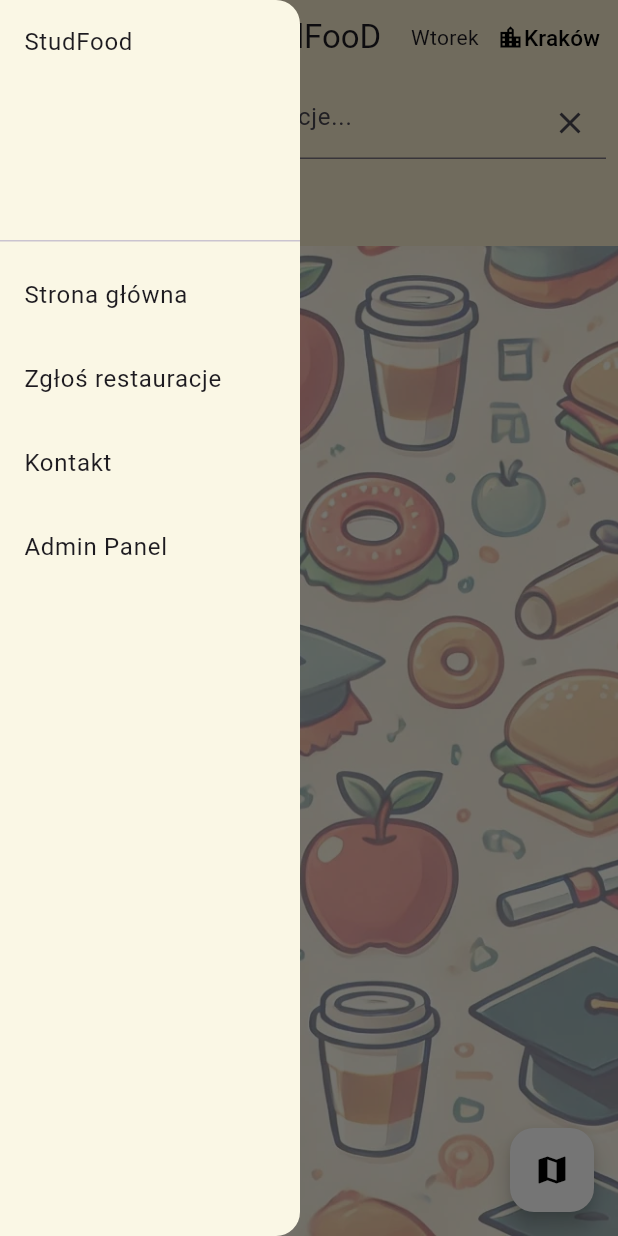
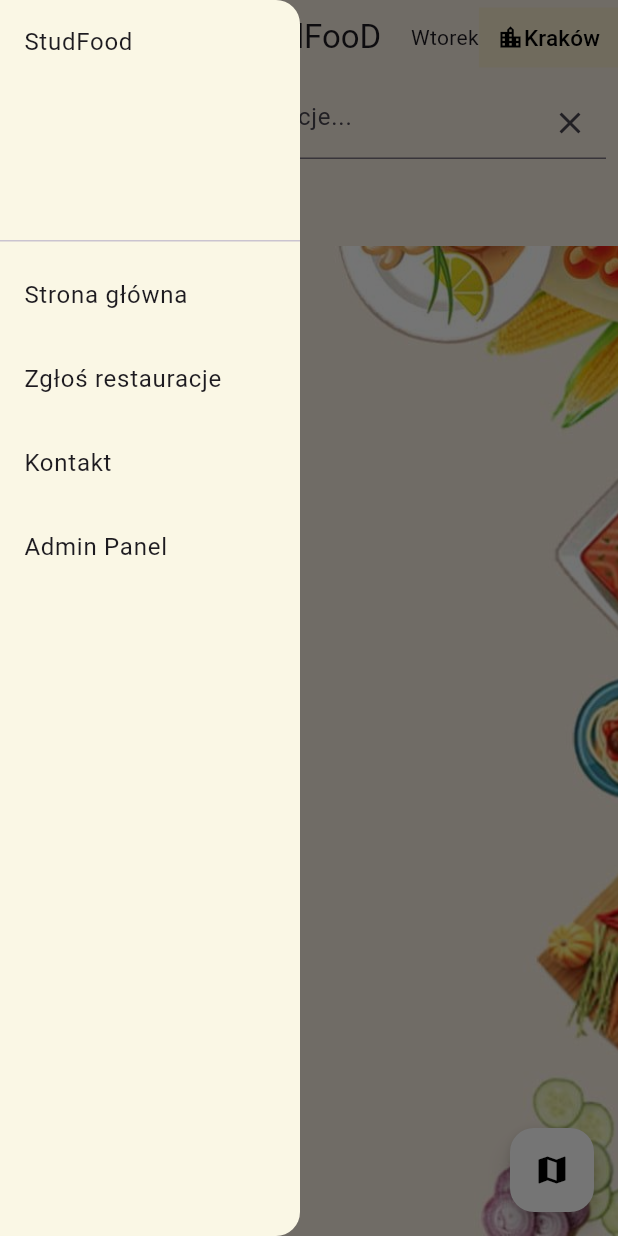
Before and after one commit to EleXxX214/studfood_final, a Flutter app: the screen it shows after launch, with the side drawer open, on a phone screen of 412 x 824 dp. Run offline on Flutter 3.47's test engine with Material 3 defaults, Android fonts, the phone set to English and light mode, and no system bars; our stand-ins replace carousel_slider, cloud_firestore, firebase_core, firebase_storage, google_maps_flutter, logger; missing offline and left inert: number_editing_controller, string_extensions; accounts and stored records are empty.

```diff
--- a/lib/components/main_appbar.dart
+++ b/lib/components/main_appbar.dart
@@ -23,7 +23,7 @@ class MyAppBar extends StatelessWidget implements PreferredSizeWidget {
     ];
 
     return AppBar(
-      backgroundColor: const Color.fromRGBO(244, 233, 203, 1),
+      backgroundColor: const Color.fromRGBO(245, 235, 223, 1),
       centerTitle: true,
       scrolledUnderElevation: 0,
       elevation: 0,
--- a/lib/pages/adminpage.dart
+++ b/lib/pages/adminpage.dart
@@ -274,7 +274,7 @@ class _AdminPageState extends State<AdminPage> {
 
                 return ListTile(
                   title: Text(restaurantName),
-                  subtitle: Text(restaurant['discountCount'].toString()),
+                  subtitle: Text(docId),
                   trailing: Row(
                     mainAxisSize: MainAxisSize.min,
                     children: [
--- a/lib/pages/discountspage.dart
+++ b/lib/pages/discountspage.dart
@@ -1,7 +1,7 @@
 import 'package:cloud_firestore/cloud_firestore.dart';
 import 'package:flutter/material.dart';
 import 'package:studfood/components/custom_appbar.dart';
-import 'package:studfood/pages/restaurantpage.dart';
+
 import 'package:studfood/services/firestore.dart';
 
 class DiscountsPage extends StatefulWidget {
@@ -25,9 +25,7 @@ class _DiscountsPageState extends State<DiscountsPage> {
   final FirestoreService firestoreService = FirestoreService();
 
   void openAddBox({String? discountId, required String docId}) {
-    logger.w(discountId);
     if (discountId != null) {
-      logger.t(discountId);
       FirestoreService().getDiscount(docId, discountId).then((discountData) {
         discountController.text = discountData?['discount'] ?? '';
       }).catchError((error) {
--- a/lib/pages/homepage.dart
+++ b/lib/pages/homepage.dart
@@ -89,7 +89,7 @@ class _HomePageState extends State<HomePage> {
     if (weekday == 6) day = "saturday";
 
     return Scaffold(
-        backgroundColor: const Color.fromRGBO(244, 233, 203, 1),
+        backgroundColor: const Color.fromRGBO(245, 235, 223, 1),
         appBar: const MyAppBar(),
         floatingActionButton: FloatingActionButton(
           backgroundColor: Colors.white,
@@ -203,7 +203,7 @@ class _HomePageState extends State<HomePage> {
                     child: Stack(children: [
                       Positioned.fill(
                         child: Image.asset(
-                          "assets/backgrounds/b1.webp",
+                          "assets/backgrounds/bg2.jpg",
                           fit: BoxFit.cover,
                         ),
                       ),
--- a/lib/pages/mappage.dart
+++ b/lib/pages/mappage.dart
@@ -76,7 +76,6 @@ class _MapPageState extends State<MapPage> {
 
     if (response.statusCode == 200) {
       final data = json.decode(response.body);
-      logger.t(data);
       if (data['status'] == 'OK') {
         final location = data['results'][0]['geometry']['location'];
         return LatLng(location['lat'], location['lng']);
--- a/pubspec.yaml
+++ b/pubspec.yaml
@@ -39,3 +39,4 @@ flutter:
     - assets/backgrounds/paper.webp
     - assets/backgrounds/burger.webp
     - assets/backgrounds/fota1.jpg
+    - assets/backgrounds/bg2.jpg
--- /dev/null
+++ b/todo.txt
@@ -0,0 +1,6 @@
+1.Stworzyc folder main w storage dla zdjecia glownego restauracji
+2.Dodanie funkcjonalnosci pobierania glownego zdjecia restaurafcji do mainpage
+3.Dodanie tworzenia sie folderu restauracji w storage przy tworzeniu nowej restauracji
+4.Mozliwosc pozniejszego dodawania zdjec z poziomu aplikacji oraz wybranie glownego zdjecia z poziomu aplikacji
+5.Dodanie odnosnika do MENU restauracji
+6.Zmiana kolorow ikonek w restaurangpage
```
Also changed, not shown: lib/pages/restaurantpage.dart (+30 -9 lines), assets/backgrounds/bg2.jpg (added).
